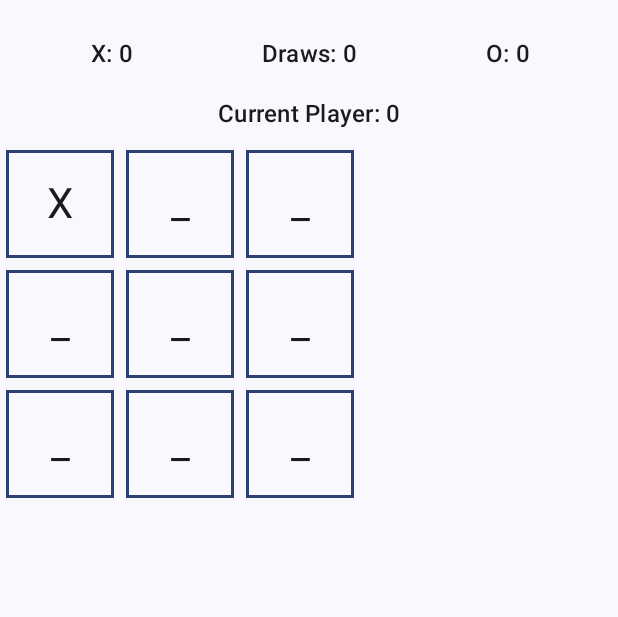
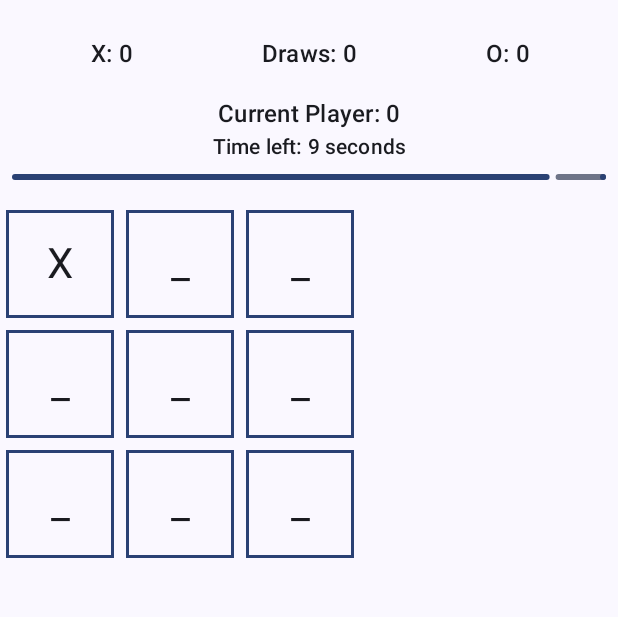
Before and after one commit to LavrovDmytro/LabWork-4-LessonTicTacToe, an Android app built with Jetpack Compose: the screen it shows after launch (MainActivity), after a tap on an icon or button, on a phone screen of 412 x 824 dp, the part 78-695 px from its top. Run offline under Robolectric (Android 15) with nearby library versions, the phone set to English and light mode, and no system bars; 1 other tap on this screen came first.

```diff
--- a/app/src/main/java/com/example/lessontictactoe/MainScreen.kt
+++ b/app/src/main/java/com/example/lessontictactoe/MainScreen.kt
@@ -9,6 +9,7 @@ import androidx.compose.foundation.layout.fillMaxWidth
 import androidx.compose.foundation.layout.padding
 import androidx.compose.foundation.layout.size
 import androidx.compose.material3.Button
+import androidx.compose.material3.LinearProgressIndicator
 import androidx.compose.material3.MaterialTheme
 import androidx.compose.material3.Text
 import androidx.compose.runtime.Composable
@@ -21,6 +22,8 @@ import androidx.compose.ui.tooling.preview.Preview
 import androidx.compose.ui.unit.dp
 import com.example.lessontictactoe.ui.theme.LessonTicTacToeTheme
 import androidx.compose.runtime.*
+import kotlinx.coroutines.delay
+import kotlinx.coroutines.launch
 
 data class GameScore(
     var xWins: Int = 0,
@@ -93,6 +96,25 @@ fun GameBoard(
     val field = remember { mutableStateListOf(*Array(dim * dim) { "_" }) }
     var currentPlayer by remember { mutableStateOf("X") }
     var gameState by remember { mutableStateOf("") }
+    var timeLeft by remember { mutableStateOf(10) }
+    var isTimerActive by remember { mutableStateOf(true) }
+    val scope = rememberCoroutineScope()
+
+    // Timer effect
+    LaunchedEffect(currentPlayer, gameState) {
+        if (gameState.isEmpty()) {
+            isTimerActive = true
+            timeLeft = 10
+            while (timeLeft > 0 && isTimerActive) {
+                delay(1000)
+                timeLeft--
+            }
+            if (timeLeft == 0 && isTimerActive) {
+                // Time's up, switch player
+                currentPlayer = if (currentPlayer == "X") "0" else "X"
+            }
+        }
+    }
 
     Column {
         // Display scores
@@ -122,15 +144,33 @@ fun GameBoard(
             )
         }
 
-        // Display current player
-        Text(
-            text = "Current Player: $currentPlayer",
-            style = MaterialTheme.typography.titleMedium,
+        // Display current player and timer
+        Column(
             modifier = Modifier
                 .fillMaxWidth()
-                .padding(8.dp),
-            textAlign = TextAlign.Center
-        )
+                .padding(8.dp)
+        ) {
+            Text(
+                text = "Current Player: $currentPlayer",
+                style = MaterialTheme.typography.titleMedium,
+                modifier = Modifier.fillMaxWidth(),
+                textAlign = TextAlign.Center
+            )
+            if (gameState.isEmpty()) {
+                Text(
+                    text = "Time left: $timeLeft seconds",
+                    style = MaterialTheme.typography.titleSmall,
+                    modifier = Modifier.fillMaxWidth(),
+                    textAlign = TextAlign.Center
+                )
+                LinearProgressIndicator(
+                    progress = timeLeft / 10f,
+                    modifier = Modifier
+                        .fillMaxWidth()
+                        .padding(vertical = 8.dp)
+                )
+            }
+        }
 
         // Display game state if game is over
         if (gameState.isNotEmpty()) {
@@ -155,6 +195,7 @@ fun GameBoard(
                             .border(2.dp, MaterialTheme.colorScheme.primary)
                             .clickable {
                                 if (field[index] == "_" && gameState.isEmpty()) {
+                                    isTimerActive = false // Stop current timer
                                     field[index] = currentPlayer
 
                                     // Check for win
@@ -172,6 +213,7 @@ fun GameBoard(
                                         onScoreUpdate(newScore)
                                     } else {
                                         currentPlayer = if (currentPlayer == "X") "0" else "X"
+                                        isTimerActive = true // Start new timer
                                     }
                                 }
                             },
@@ -199,6 +241,7 @@ fun GameBoard(
                         field.addAll(Array(dim * dim) { "_" })
                         currentPlayer = "X"
                         gameState = ""
+                        isTimerActive = true
                     },
                     modifier = Modifier
                         .weight(1f)
@@ -212,6 +255,7 @@ fun GameBoard(
                         field.addAll(Array(dim * dim) { "_" })
                         currentPlayer = "X"
                         gameState = ""
+                        isTimerActive = true
                         onScoreUpdate(GameScore()) // Reset score
                     },
                     modifier = Modifier
```
